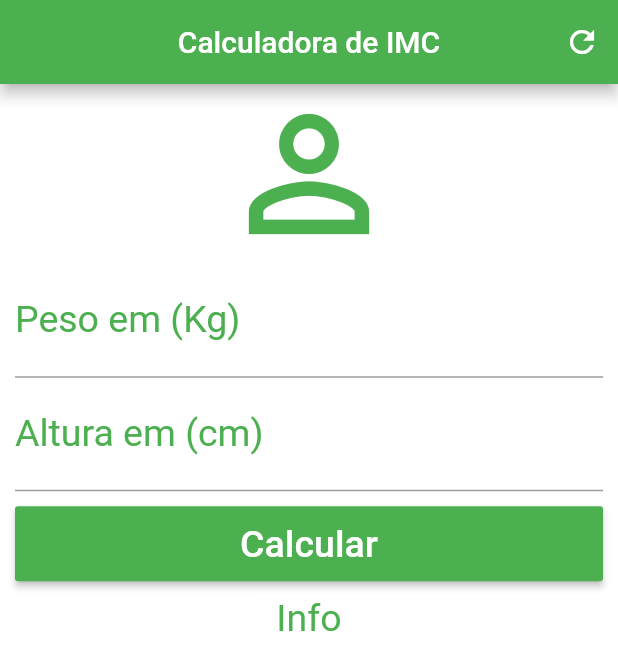
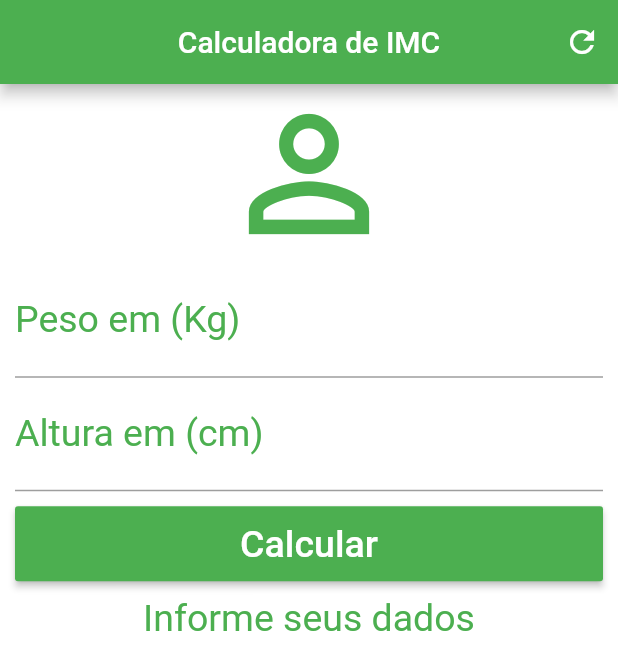
Before and after one commit to MarcioTomaz/flutter_calculadora_imc, a Flutter app: the screen it shows after launch, after a tap on "Calcular", on a phone screen of 412 x 824 dp. Shown: the top 670 px of the screen. Run offline on Flutter 3.47's test engine with Material 2 defaults, Android fonts, the phone set to English and light mode, and no system bars.

Commit message:
Controller e Cálculos

```diff
--- a/lib/main.dart
+++ b/lib/main.dart
@@ -13,6 +13,47 @@ class Home extends StatefulWidget {
 }
 
 class _HomeState extends State<Home> {
+
+  TextEditingController weightController = TextEditingController();
+  TextEditingController heightController = TextEditingController();
+
+  String _infoText = "Informe seus dados";
+
+  void _resetFields(){
+    weightController.text = "";
+    heightController.text = "";
+    _infoText = "Informe seus dados22!";
+  }
+
+  void _calculate(){
+    setState(() {
+      double weight = double.parse(weightController.text);
+      double height = double.parse(heightController.text) / 100;
+      double imc = weight / (height * height);
+      print(imc);
+
+      if( imc < 18.6){
+        _infoText = "Abaixo do Peso (${imc.toStringAsPrecision(3)})";
+
+      }else if( imc >= 18.6 && imc < 24.9){
+        _infoText = "Peso Ideal (${imc.toStringAsPrecision(3)})";
+
+      }else if( imc >= 24.9 && imc < 29.9){
+        _infoText = "Levemente Acima do Peso (${imc.toStringAsPrecision(3)})";
+
+      }else if( imc >= 29.9 && imc < 34.9){
+        _infoText = "Obesidade Grau I (${imc.toStringAsPrecision(3)})";
+
+      }else if( imc >= 34.9 && imc < 39.9){
+        _infoText  = "Obesidade Grau II (${imc.toStringAsPrecision(3)})";
+
+      }else if( imc >= 40){
+        _infoText = "Obesidade Grau III (${imc.toStringAsPrecision(3)})";
+
+      }
+    });
+  }
+
   @override
   Widget build(BuildContext context) {
     return Scaffold(
@@ -23,7 +64,7 @@ class _HomeState extends State<Home> {
           actions: <Widget>[
             IconButton(
               icon: Icon(Icons.refresh),
-            onPressed: () {},
+              onPressed: _resetFields ,
             )
           ],
         ),
@@ -45,6 +86,7 @@ class _HomeState extends State<Home> {
                     labelStyle: TextStyle(color: Colors.green)),
                 textAlign: TextAlign.center,
                 style: TextStyle(color: Colors.green, fontSize: 25),
+                controller: weightController,
               ),
               TextField(
                 keyboardType: TextInputType.number,
@@ -53,13 +95,14 @@ class _HomeState extends State<Home> {
                     labelStyle: TextStyle(color: Colors.green)),
                 textAlign: TextAlign.center,
                 style: TextStyle(color: Colors.green, fontSize: 25),
+                controller: heightController,
               ),
               Padding(
-              padding: EdgeInsets.only(top: 10.0,bottom: 10.0),
+                padding: EdgeInsets.only(top: 10.0, bottom: 10.0),
                 child: Container(
                   height: 50.0,
                   child: RaisedButton(
-                  onPressed: () {},
+                    onPressed: _calculate,
                     child: Text(
                       "Calcular",
                       style: TextStyle(color: Colors.white, fontSize: 25.0),
@@ -68,12 +111,13 @@ class _HomeState extends State<Home> {
                   ),
                 ),
               ),
-            Text("Info",
+              Text(
+                _infoText,
                 textAlign: TextAlign.center,
-              style: TextStyle(color: Colors.green,fontSize: 25.0),)
+                style: TextStyle(color: Colors.green, fontSize: 25.0),
+              )
             ],
           ),
-      )
-    );
+        ));
   }
 }
```
Lines whose indentation alone changed are shown as unchanged.
